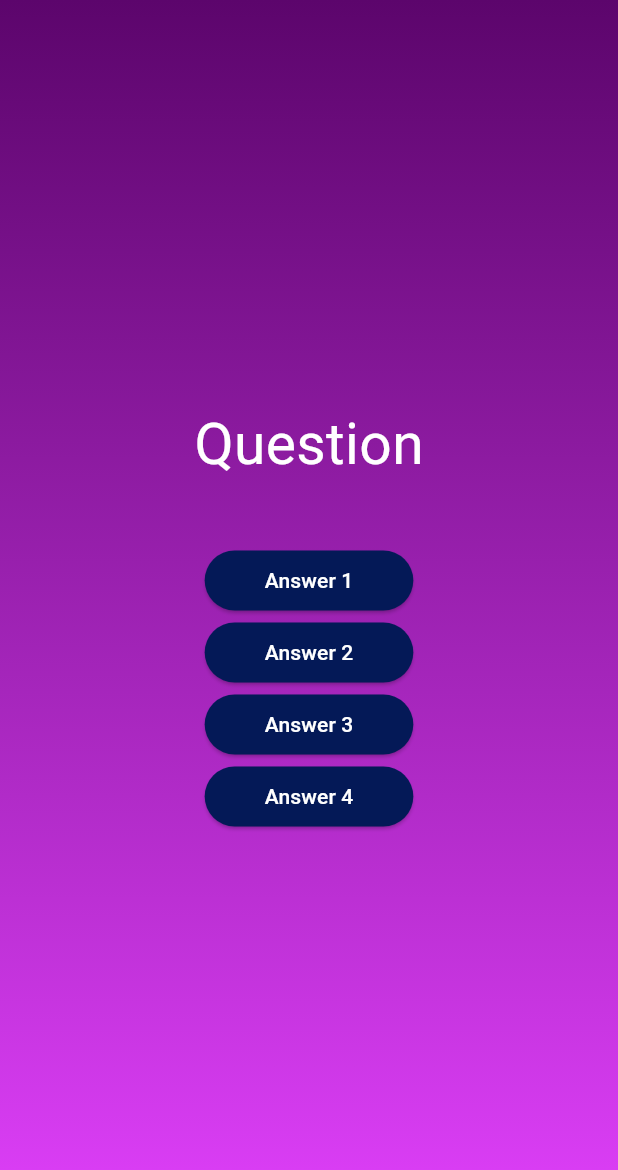
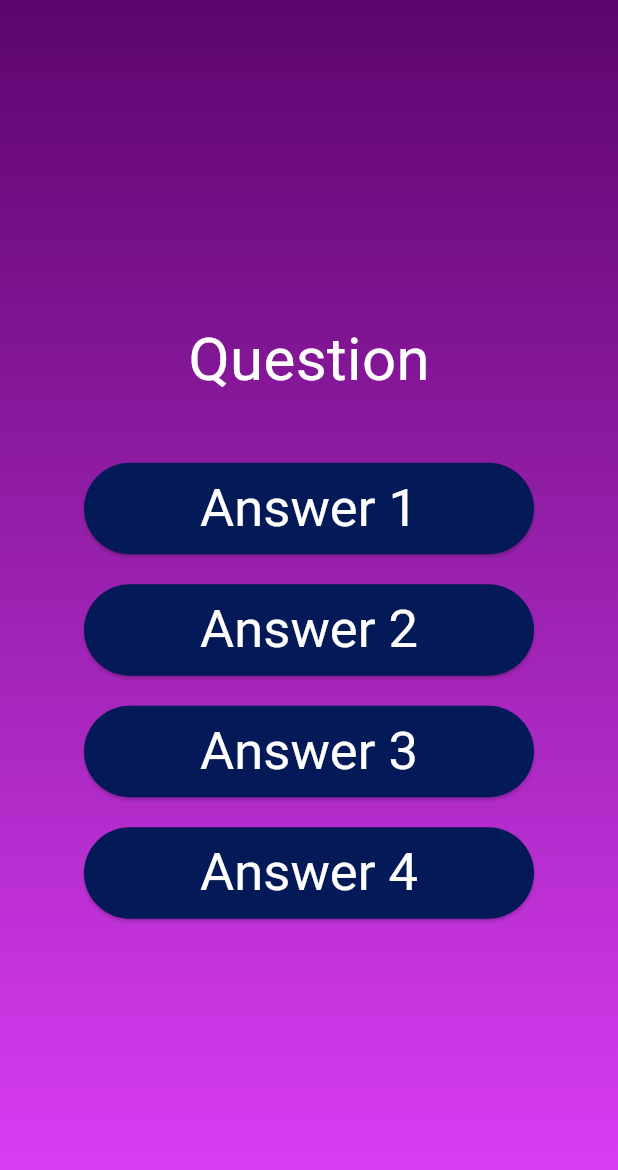
Before and after one commit to Mach-web/dart_flutter, a Flutter app: the screen it shows after launch, after a tap on "Start quiz", on a phone screen of 412 x 824 dp. Shown: the top 1170 px of the screen. Run offline on Flutter 3.47's test engine with Material 3 defaults, Android fonts, the phone set to English and light mode, and no system bars.

Commit message:
Spaced the buttons

```diff
--- a/quiz_app/lib/answer_button.dart
+++ b/quiz_app/lib/answer_button.dart
@@ -11,14 +11,16 @@ class AnswerButton extends StatelessWidget{
     return ElevatedButton(
       onPressed: onTap,
       style: ElevatedButton.styleFrom(
+        textStyle: const TextStyle(fontSize: 35
+        ),
         padding: const EdgeInsets.symmetric(horizontal: 40,
         vertical: 10,
         ),
         backgroundColor: const Color.fromARGB(255, 4, 25, 87
         ),
         foregroundColor: Colors.white,
-        // minimumSize: const Size(300, 60
-        // ),
+        minimumSize: const Size(300, 60
+        ),
         shape: RoundedRectangleBorder(
           borderRadius: BorderRadius.circular(40
           ),
--- a/quiz_app/lib/questions_screen.dart
+++ b/quiz_app/lib/questions_screen.dart
@@ -20,17 +20,24 @@ class _QuestionsScreenState extends State<QuestionsScreen>{
         children: [
           const Text("Question",
           style: TextStyle(
-            fontSize: 38,
+            fontSize: 40,
             color: Colors.white,
           ),
           ),
+
           const SizedBox(height: 40,
           ),
           AnswerButton(text: "Answer 1", onTap: (){}
           ),
+          const SizedBox(height: 20,
+          ),
           AnswerButton(text: "Answer 2", onTap: (){}
           ),
+          const SizedBox(height: 20,
+          ),
           AnswerButton(text: "Answer 3", onTap: (){}
+          ),
+          const SizedBox(height: 20,
           ),
           AnswerButton(text: "Answer 4", onTap: (){}
           ),
```
